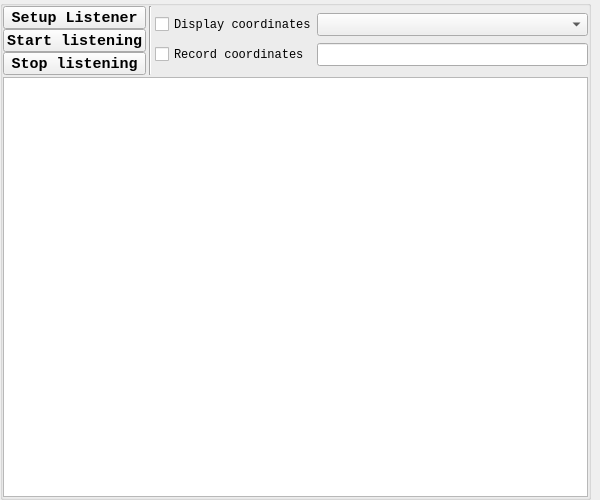
This is ui/window_listener.ui in wearablesLab14/human_cognition as Qt 5 draws it before an edit. The edited form follows.
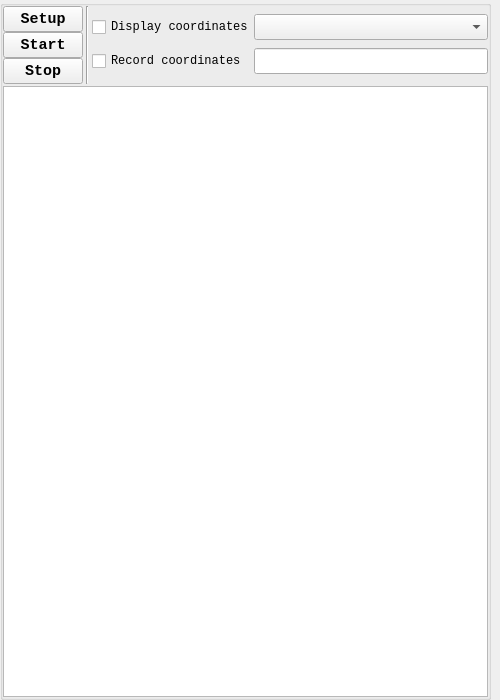
This is the edited form. Icons and pictures are not drawn.

Diff of the .ui file:
```diff
--- a/ui/window_listener.ui
+++ b/ui/window_listener.ui
@@ -6,20 +6,20 @@
    <rect>
     <x>0</x>
     <y>0</y>
-    <width>600</width>
-    <height>500</height>
+    <width>500</width>
+    <height>700</height>
    </rect>
   </property>
   <property name="minimumSize">
    <size>
-    <width>600</width>
-    <height>500</height>
+    <width>500</width>
+    <height>700</height>
    </size>
   </property>
   <property name="maximumSize">
    <size>
-    <width>600</width>
-    <height>500</height>
+    <width>500</width>
+    <height>700</height>
    </size>
   </property>
   <property name="font">
@@ -100,21 +100,6 @@
        <property name="verticalSpacing">
         <number>2</number>
        </property>
-       <item row="1" column="2" colspan="2">
-        <widget class="QListView" name="listViewInfo">
-         <property name="minimumSize">
-          <size>
-           <width>0</width>
-           <height>150</height>
-          </size>
-         </property>
-         <property name="font">
-          <font>
-           <pointsize>11</pointsize>
-          </font>
-         </property>
-        </widget>
-       </item>
        <item row="0" column="3">
         <layout class="QHBoxLayout" name="horizontalLayout">
          <property name="rightMargin">
@@ -127,18 +112,6 @@
            </property>
            <item row="1" column="0">
             <widget class="QPushButton" name="pushButtonListenerStart">
-             <property name="minimumSize">
-              <size>
-               <width>0</width>
-               <height>23</height>
-              </size>
-             </property>
-             <property name="maximumSize">
-              <size>
-               <width>16777215</width>
-               <height>23</height>
-              </size>
-             </property>
              <property name="font">
               <font>
                <family>Liberation Mono</family>
@@ -147,24 +120,12 @@
               </font>
              </property>
              <property name="text">
-              <string>Start listening</string>
+              <string>Start</string>
              </property>
             </widget>
            </item>
            <item row="2" column="0">
             <widget class="QPushButton" name="pushButtonListenerStop">
-             <property name="minimumSize">
-              <size>
-               <width>0</width>
-               <height>23</height>
-              </size>
-             </property>
-             <property name="maximumSize">
-              <size>
-               <width>16777215</width>
-               <height>23</height>
-              </size>
-             </property>
              <property name="font">
               <font>
                <family>Liberation Mono</family>
@@ -173,24 +134,12 @@
               </font>
              </property>
              <property name="text">
-              <string>Stop listening</string>
+              <string>Stop</string>
              </property>
             </widget>
            </item>
            <item row="0" column="0">
             <widget class="QPushButton" name="pushButtonListenerSetup">
-             <property name="minimumSize">
-              <size>
-               <width>0</width>
-               <height>23</height>
-              </size>
-             </property>
-             <property name="maximumSize">
-              <size>
-               <width>16777215</width>
-               <height>23</height>
-              </size>
-             </property>
              <property name="font">
               <font>
                <family>Liberation Mono</family>
@@ -199,7 +148,7 @@
               </font>
              </property>
              <property name="text">
-              <string>Setup Listener</string>
+              <string>Setup</string>
              </property>
             </widget>
            </item>
@@ -221,19 +170,7 @@
             <number>0</number>
            </property>
            <item row="1" column="0">
-            <widget class="QCheckBox" name="checkBoxRecordCoordinates">
-             <property name="minimumSize">
-              <size>
-               <width>0</width>
-               <height>23</height>
-              </size>
-             </property>
-             <property name="maximumSize">
-              <size>
-               <width>16777215</width>
-               <height>23</height>
-              </size>
-             </property>
+            <widget class="QCheckBox" name="checkBoxRecord">
              <property name="font">
               <font>
                <pointsize>9</pointsize>
@@ -245,19 +182,7 @@
             </widget>
            </item>
            <item row="0" column="0">
-            <widget class="QCheckBox" name="checkBoxDisplayCoordinates">
-             <property name="minimumSize">
-              <size>
-               <width>0</width>
-               <height>23</height>
-              </size>
-             </property>
-             <property name="maximumSize">
-              <size>
-               <width>16777215</width>
-               <height>23</height>
-              </size>
-             </property>
+            <widget class="QCheckBox" name="checkBoxCoordinates">
              <property name="font">
               <font>
                <pointsize>9</pointsize>
@@ -269,41 +194,40 @@
             </widget>
            </item>
            <item row="0" column="1">
-            <widget class="QComboBox" name="comboBoxCoordinates">
-             <property name="minimumSize">
-              <size>
-               <width>0</width>
-               <height>23</height>
-              </size>
-             </property>
-             <property name="maximumSize">
-              <size>
-               <width>16777215</width>
-               <height>23</height>
-              </size>
-             </property>
-            </widget>
+            <widget class="QComboBox" name="comboBoxCoordinates"/>
            </item>
            <item row="1" column="1">
-            <widget class="QLineEdit" name="lineEditFile">
-             <property name="minimumSize">
-              <size>
-               <width>0</width>
-               <height>23</height>
-              </size>
-             </property>
-             <property name="maximumSize">
-              <size>
-               <width>16777215</width>
-               <height>23</height>
-              </size>
-             </property>
-            </widget>
+            <widget class="QLineEdit" name="lineEditRecord"/>
            </item>
           </layout>
          </item>
         </layout>
        </item>
+       <item row="1" column="3">
+        <layout class="QGridLayout" name="gridLayoutInfo">
+         <property name="topMargin">
+          <number>0</number>
+         </property>
+         <property name="rightMargin">
+          <number>0</number>
+         </property>
+         <item row="0" column="0">
+          <widget class="QListView" name="listViewInfo">
+           <property name="minimumSize">
+            <size>
+             <width>0</width>
+             <height>150</height>
+            </size>
+           </property>
+           <property name="font">
+            <font>
+             <pointsize>11</pointsize>
+            </font>
+           </property>
+          </widget>
+         </item>
+        </layout>
+       </item>
       </layout>
      </widget>
     </item>
```
Left out of the diff: 2 changed lines with no effect on the pictures.
